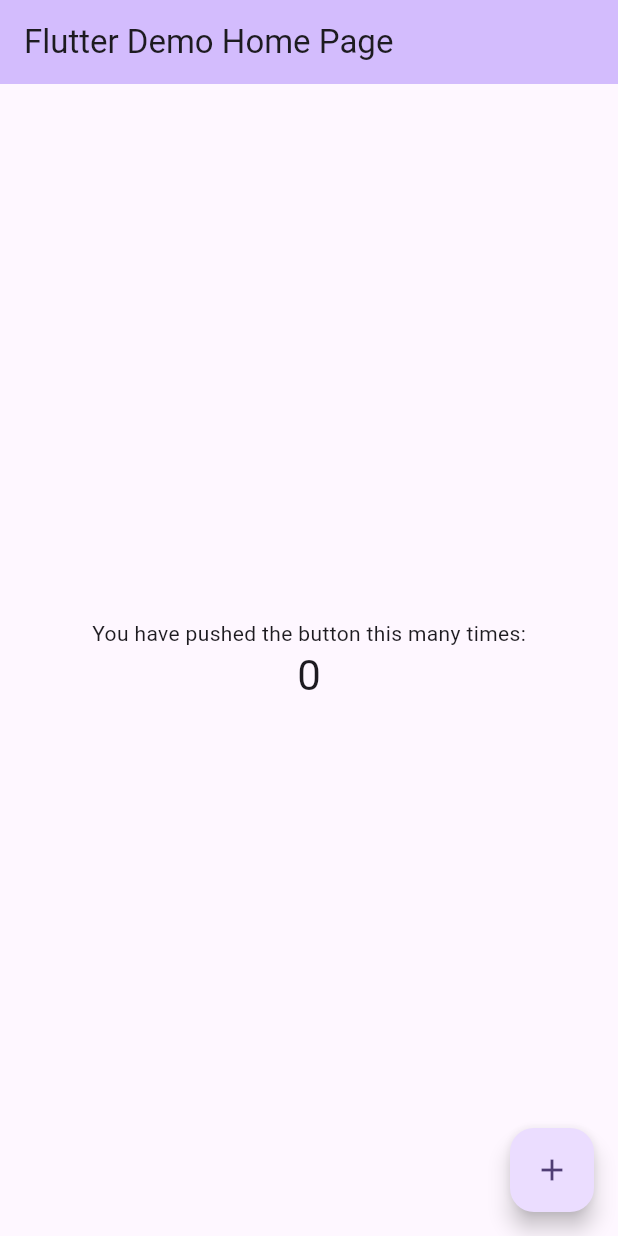
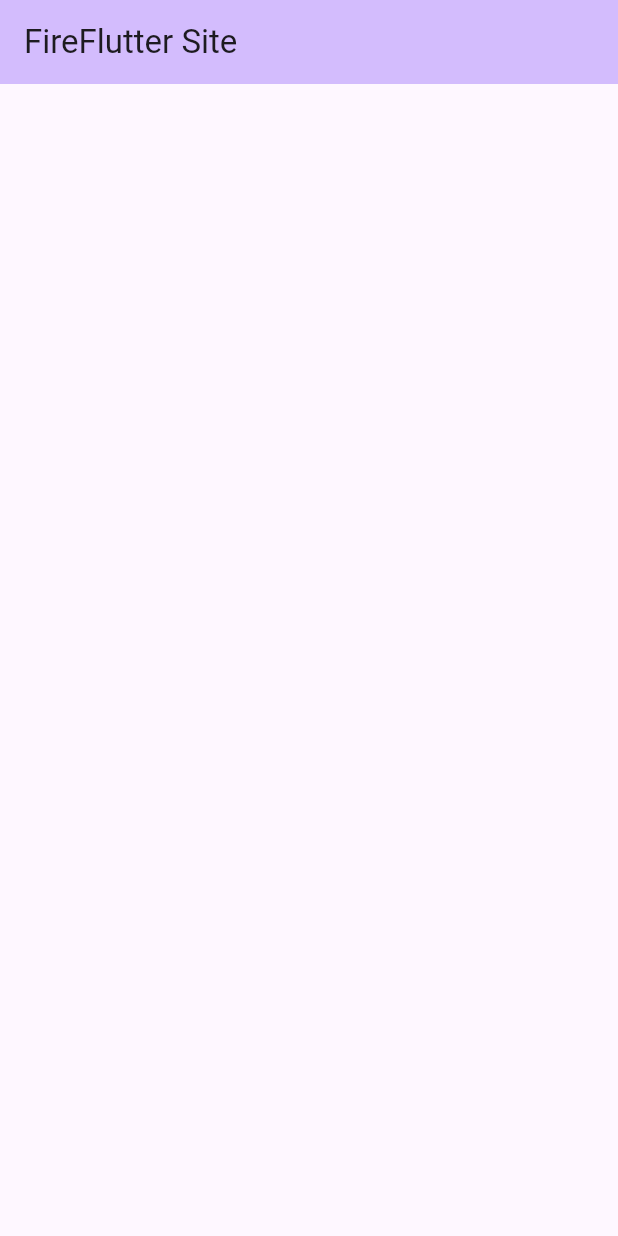
Before and after one commit to thruthesky/fireflutter_site, a Flutter app: the screen it shows after launch, on a phone screen of 412 x 824 dp. Run offline on Flutter 3.47's test engine with Material 2 defaults, Android fonts, the phone set to English and light mode, and no system bars.

Commit message:
update the title

```diff
--- a/lib/main.dart
+++ b/lib/main.dart
@@ -7,119 +7,34 @@
 class MyApp extends StatelessWidget {
   const MyApp({super.key});
 
-  // This widget is the root of your application.
   @override
   Widget build(BuildContext context) {
     return MaterialApp(
-      title: 'Flutter Demo',
       theme: ThemeData(
-        // This is the theme of your application.
-        //
-        // TRY THIS: Try running your application with "flutter run". You'll see
-        // the application has a blue toolbar. Then, without quitting the app,
-        // try changing the seedColor in the colorScheme below to Colors.green
-        // and then invoke "hot reload" (save your changes or press the "hot
-        // reload" button in a Flutter-supported IDE, or press "r" if you used
-        // the command line to start the app).
-        //
-        // Notice that the counter didn't reset back to zero; the application
-        // state is not lost during the reload. To reset the state, use hot
-        // restart instead.
-        //
-        // This works for code too, not just values: Most code changes can be
-        // tested with just a hot reload.
         colorScheme: ColorScheme.fromSeed(seedColor: Colors.deepPurple),
         useMaterial3: true,
       ),
-      home: const MyHomePage(title: 'Flutter Demo Home Page'),
+      home: const MyHomePage(),
     );
   }
 }
 
 class MyHomePage extends StatefulWidget {
-  const MyHomePage({super.key, required this.title});
-
-  // This widget is the home page of your application. It is stateful, meaning
-  // that it has a State object (defined below) that contains fields that affect
-  // how it looks.
-
-  // This class is the configuration for the state. It holds the values (in this
-  // case the title) provided by the parent (in this case the App widget) and
-  // used by the build method of the State. Fields in a Widget subclass are
-  // always marked "final".
-
-  final String title;
+  const MyHomePage({super.key});
 
   @override
   State<MyHomePage> createState() => _MyHomePageState();
 }
 
 class _MyHomePageState extends State<MyHomePage> {
-  int _counter = 0;
-
-  void _incrementCounter() {
-    setState(() {
-      // This call to setState tells the Flutter framework that something has
-      // changed in this State, which causes it to rerun the build method below
-      // so that the display can reflect the updated values. If we changed
-      // _counter without calling setState(), then the build method would not be
-      // called again, and so nothing would appear to happen.
-      _counter++;
-    });
-  }
-
   @override
   Widget build(BuildContext context) {
-    // This method is rerun every time setState is called, for instance as done
-    // by the _incrementCounter method above.
-    //
-    // The Flutter framework has been optimized to make rerunning build methods
-    // fast, so that you can just rebuild anything that needs updating rather
-    // than having to individually change instances of widgets.
     return Scaffold(
       appBar: AppBar(
-        // TRY THIS: Try changing the color here to a specific color (to
-        // Colors.amber, perhaps?) and trigger a hot reload to see the AppBar
-        // change color while the other colors stay the same.
         backgroundColor: Theme.of(context).colorScheme.inversePrimary,
-        // Here we take the value from the MyHomePage object that was created by
-        // the App.build method, and use it to set our appbar title.
-        title: Text(widget.title),
+        title: const Text("FireFlutter Site"),
       ),
-      body: Center(
-        // Center is a layout widget. It takes a single child and positions it
-        // in the middle of the parent.
-        child: Column(
-          // Column is also a layout widget. It takes a list of children and
-          // arranges them vertically. By default, it sizes itself to fit its
-          // children horizontally, and tries to be as tall as its parent.
-          //
-          // Column has various properties to control how it sizes itself and
-          // how it positions its children. Here we use mainAxisAlignment to
-          // center the children vertically; the main axis here is the vertical
-          // axis because Columns are vertical (the cross axis would be
-          // horizontal).
-          //
-          // TRY THIS: Invoke "debug painting" (choose the "Toggle Debug Paint"
-          // action in the IDE, or press "p" in the console), to see the
-          // wireframe for each widget.
-          mainAxisAlignment: MainAxisAlignment.center,
-          children: <Widget>[
-            const Text(
-              'You have pushed the button this many times:',
-            ),
-            Text(
-              '$_counter',
-              style: Theme.of(context).textTheme.headlineMedium,
-            ),
-          ],
-        ),
-      ),
-      floatingActionButton: FloatingActionButton(
-        onPressed: _incrementCounter,
-        tooltip: 'Increment',
-        child: const Icon(Icons.add),
-      ), // This trailing comma makes auto-formatting nicer for build methods.
+      body: Container(),
     );
   }
 }
```
